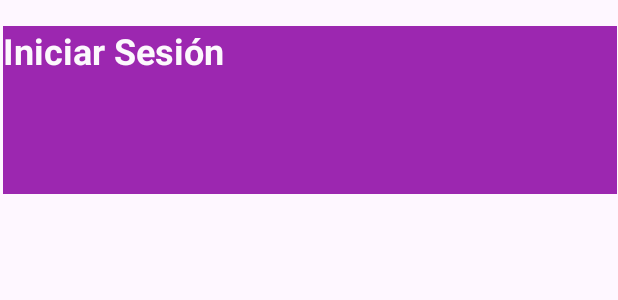
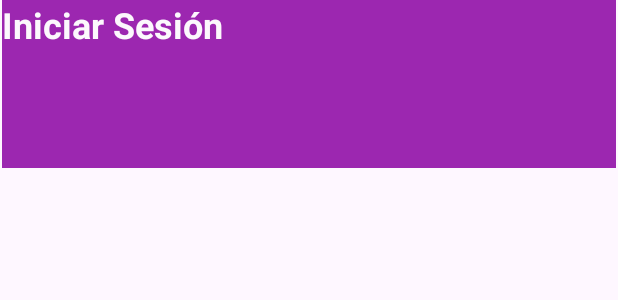
Before and after one commit to DavidAlmonacid/OirApp, an Android app: the layout activity_main2.xml on its own in the app's theme, with its tools: preview values and no code run, on a phone screen of 412 x 824 dp. Shown: the top 300 px of the screen. Run offline under Robolectric (Android 15) with nearby library versions, the phone set to English and light mode, and no system bars.

Commit message:
Se creo otr pantalla para crear cuenta

```diff
--- a/app/src/main/AndroidManifest.xml
+++ b/app/src/main/AndroidManifest.xml
@@ -13,6 +13,9 @@
         android:theme="@style/Theme.OirApp"
         tools:targetApi="31">
         <activity
+            android:name=".MainActivity3"
+            android:exported="false" />
+        <activity
             android:name=".MainActivity2"
             android:exported="false" />
         <activity
--- a/app/src/main/res/layout/activity_main2.xml
+++ b/app/src/main/res/layout/activity_main2.xml
@@ -19,8 +19,7 @@
         android:textStyle="bold"
         app:layout_constraintBottom_toBottomOf="parent"
         app:layout_constraintEnd_toEndOf="parent"
-        app:layout_constraintHorizontal_bias="0.646"
         app:layout_constraintStart_toStartOf="parent"
         app:layout_constraintTop_toTopOf="parent"
-        app:layout_constraintVertical_bias="0.024" />
+        app:layout_constraintVertical_bias="0.0" />
 </androidx.constraintlayout.widget.ConstraintLayout>
```
Also changed, not shown: app/src/main/java/com/example/oirapp/MainActivity3.kt (added, +20 -0 lines), app/src/main/res/layout/activity_main3.xml (added, +10 -0 lines).
